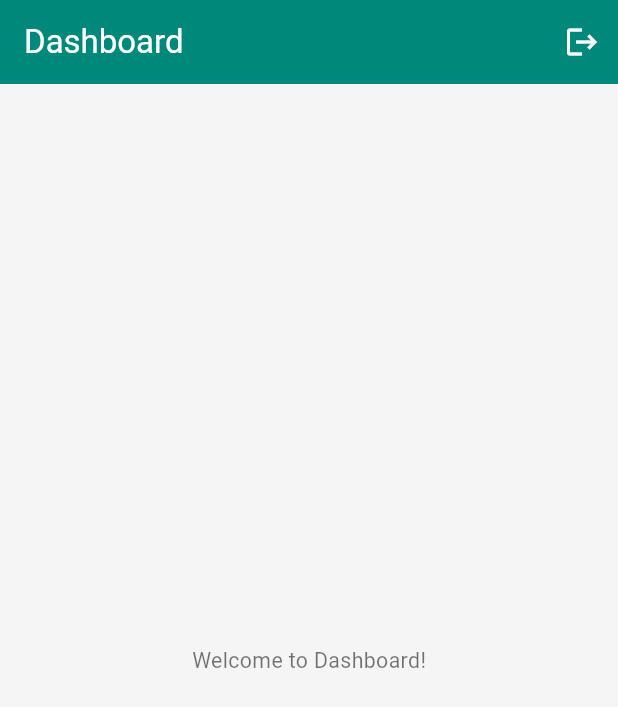
After one commit to ShwapnoRetail/shwapno_survey, a Flutter app: the screen it shows after launch, after a tap on "Login", on a phone screen of 412 x 824 dp. The commit adds this screen. Shown: the top 707 px of the screen. Run offline on Flutter 3.47's test engine with Material 3 defaults, Android fonts, the phone set to English and light mode, and no system bars; our stand-ins replace flutter_screenutil, flutter_svg, fluttertoast, pin_code_fields.

Commit message:
SignUpDone

```diff
--- a/lib/Component/splashScreen.dart
+++ b/lib/Component/splashScreen.dart
@@ -20,6 +20,11 @@ class _SplashScreenState extends State<SplashScreen>
       setState(() {
         _textVisible = true;
       });
+    });
+
+    // Redirect to login after 2 seconds
+    Future.delayed(const Duration(seconds: 2), () {
+      Navigator.pushReplacementNamed(context, '/login');
     });
   }
 
--- a/lib/Screen/Auth/signIn.dart
+++ b/lib/Screen/Auth/signIn.dart
@@ -35,9 +35,35 @@ class _LoginScreenState extends State<LoginScreen> {
                 SizedBox(height: 20),
                 Container(
                   child: ElevatedButton(
-                    onPressed: () {},
+                    onPressed: () {
+                      Navigator.pushReplacementNamed(context, '/dashboard');
+                    },
                     style: AppButtonStyle(),
                     child: SuccessButtonChild("Login"),
+                  ),
+                ),
+
+                Container(
+                  alignment: Alignment.center,
+                  child: Column(
+                    children: [
+                      SizedBox(height: 20),
+                      InkWell(
+                        onTap: () {
+                          Navigator.pushNamed(context, "/registration");
+                        },
+                        child: Row(
+                          mainAxisAlignment: MainAxisAlignment.center,
+                          children: [
+                            Text(
+                              "Don't Have an account?",
+                              style: Head7Text(colorDarkBlue),
+                            ),
+                            Text("Sign Up", style: Head7Text(colorTeal)),
+                          ],
+                        ),
+                      ),
+                    ],
                   ),
                 ),
               ],
--- /dev/null
+++ b/lib/Screen/Dashboard/dashboardScreen.dart
@@ -0,0 +1,28 @@
+// /Screen/Dashboard/dashboard.dart
+import 'package:flutter/material.dart';
+
+class DashboardScreen extends StatelessWidget {
+  const DashboardScreen({super.key});
+
+  @override
+  Widget build(BuildContext context) {
+    return Scaffold(
+      appBar: AppBar(
+        title: const Text('Dashboard'),
+        actions: [
+          IconButton(
+            icon: const Icon(Icons.logout),
+            onPressed: () {
+              Navigator.pushNamedAndRemoveUntil(
+                context,
+                '/login',
+                (route) => false,
+              );
+            },
+          ),
+        ],
+      ),
+      body: const Center(child: Text("Welcome to Dashboard!")),
+    );
+  }
+}
--- a/lib/Style/style.dart
+++ b/lib/Style/style.dart
@@ -12,6 +12,7 @@ const colorWhite = Color.fromRGBO(255, 255, 255, 1.0);
 const colorDarkBlue = Color.fromRGBO(44, 62, 80, 1.0);
 const colorLightGray = Color.fromRGBO(135, 142, 150, 1.0);
 const colorLight = Color.fromRGBO(211, 211, 211, 1.0);
+const colorTeal = Colors.teal;
 
 SizedBox ItemSizeBox(child) {
   return SizedBox(
--- a/lib/main.dart
+++ b/lib/main.dart
@@ -6,6 +6,7 @@ import 'package:shwapno_survey/Screen/Auth/otpVerify.dart';
 import 'package:shwapno_survey/Screen/Auth/resetPass.dart';
 import 'package:shwapno_survey/Screen/Auth/signIn.dart';
 import 'package:shwapno_survey/Screen/Auth/signUp.dart';
+import 'package:shwapno_survey/Screen/Dashboard/dashboardScreen.dart';
 
 void main() {
   runApp(const MyApp());
@@ -27,9 +28,10 @@ class MyApp extends StatelessWidget {
           themeMode: ThemeMode.system,
           theme: _lightTheme,
           darkTheme: _darkTheme,
-          initialRoute: '/otpVerfication',
+          initialRoute: '/',
           routes: {
             '/': (context) => SplashScreen(),
+            '/dashboard': (context) => const DashboardScreen(),
             '/login': (context) => LoginScreen(),
             '/registration': (context) => SignUpScreen(),
             '/otpVerfication': (context) => OtpVerificationScreen(),
```
Also changed, not shown: lib/Screen/Auth/otpVerify.dart (+7 -0 lines), lib/Screen/Dashboard/dash.dart (deleted, +0 -212 lines).
